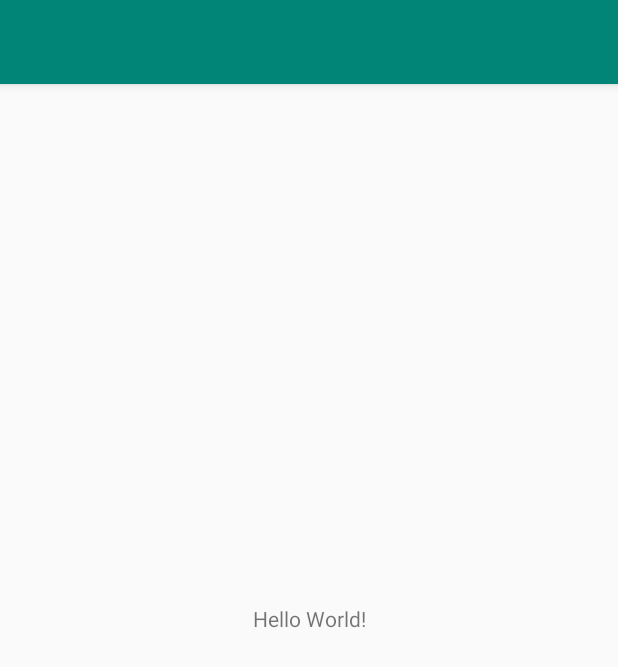
After one commit to mine0697782/2019-MobileProgramming-Group-H, an Android app: the layout content_main.xml on its own in the app's theme, with its tools: preview values and no code run, on a phone screen of 412 x 824 dp. The commit adds this screen. Shown: the top 667 px of the screen. Run offline under Robolectric (Android 15) with nearby library versions, the phone set to English and light mode, and no system bars.

Commit message:
메인액티비티 네비게이션 드로워 적용, 커스텀 툴바 테마 개별적용

```diff
--- /dev/null
+++ b/Android/RecipeLab/app/src/main/res/layout/content_main.xml
@@ -0,0 +1,27 @@
+<?xml version="1.0" encoding="utf-8"?>
+
+<androidx.coordinatorlayout.widget.CoordinatorLayout xmlns:android="http://schemas.android.com/apk/res/android"
+    xmlns:app="http://schemas.android.com/apk/res-auto"
+    xmlns:tools="http://schemas.android.com/tools"
+    android:layout_width="match_parent"
+    android:layout_height="match_parent"
+    tools:context=".MainActivity">
+
+    <include layout="@layout/toolbar_main" />
+
+    <androidx.constraintlayout.widget.ConstraintLayout
+        android:layout_width="match_parent"
+        android:layout_height="match_parent"
+        tools:context=".MainActivity">
+
+        <TextView
+            android:layout_width="wrap_content"
+            android:layout_height="wrap_content"
+            android:text="Hello World!"
+            app:layout_constraintBottom_toBottomOf="parent"
+            app:layout_constraintLeft_toLeftOf="parent"
+            app:layout_constraintRight_toRightOf="parent"
+            app:layout_constraintTop_toTopOf="parent" />
+
+    </androidx.constraintlayout.widget.ConstraintLayout>
+</androidx.coordinatorlayout.widget.CoordinatorLayout>
--- /dev/null
+++ b/Android/RecipeLab/app/src/main/res/layout/toolbar_main.xml
@@ -0,0 +1,14 @@
+<com.google.android.material.appbar.AppBarLayout android:layout_width="match_parent"
+    android:layout_height="wrap_content"
+    xmlns:app="http://schemas.android.com/apk/res-auto"
+
+    xmlns:android="http://schemas.android.com/apk/res/android">
+
+    <androidx.appcompat.widget.Toolbar
+        android:id="@+id/toolbar"
+        android:layout_width="match_parent"
+        android:layout_height="?attr/actionBarSize"
+        android:background="?attr/colorPrimary"
+        app:popupTheme="@style/AppTheme.PopupOverlay" />
+
+</com.google.android.material.appbar.AppBarLayout>
--- /dev/null
+++ b/Android/RecipeLab/app/src/main/res/values-v21/styles.xml
@@ -0,0 +1,8 @@
+<resources>
+
+    <style name="AppTheme.NoActionBar">
+        <item name="windowActionBar">false</item>
+        <item name="windowNoTitle">true</item>
+        <item name="android:statusBarColor">@android:color/transparent</item>
+    </style>
+</resources>
--- a/Android/RecipeLab/app/src/main/res/values/styles.xml
+++ b/Android/RecipeLab/app/src/main/res/values/styles.xml
@@ -8,4 +8,13 @@
         <item name="colorAccent">@color/colorAccent</item>
     </style>
 
+    <style name="AppTheme.NoActionBar">
+        <item name="windowActionBar">false</item>
+        <item name="windowNoTitle">true</item>
+    </style>
+
+    <style name="AppTheme.AppBarOverlay" parent="ThemeOverlay.AppCompat.Dark.ActionBar" />
+
+    <style name="AppTheme.PopupOverlay" parent="ThemeOverlay.AppCompat.Light" />
+
 </resources>
```
Also changed, not shown: Android/RecipeLab/app/build.gradle (+7 -0 lines), Android/RecipeLab/app/src/main/AndroidManifest.xml (+5 -2 lines), Android/RecipeLab/app/src/main/java/com/grouph/recipelab/MainActivity.kt (+17 -1 lines), Android/RecipeLab/app/src/main/res/drawable/ic_menu_home_black_24dp.xml (added, +9 -0 lines), Android/RecipeLab/app/src/main/res/drawable/ic_menu_research_list_24dp.xml (added, +9 -0 lines), Android/RecipeLab/app/src/main/res/drawable/side_nav_bar.xml (added, +9 -0 lines), Android/RecipeLab/app/src/main/res/layout/activity_main.xml (+17 -10 lines), Android/RecipeLab/app/src/main/res/layout/nav_header_nav.xml (added, +36 -0 lines), Android/RecipeLab/app/src/main/res/menu/activity_nav_drawer.xml (added, +19 -0 lines), Android/RecipeLab/app/src/main/res/values/dimens.xml (added, +8 -0 lines), Android/RecipeLab/app/src/main/res/values/strings.xml (+14 -0 lines).
